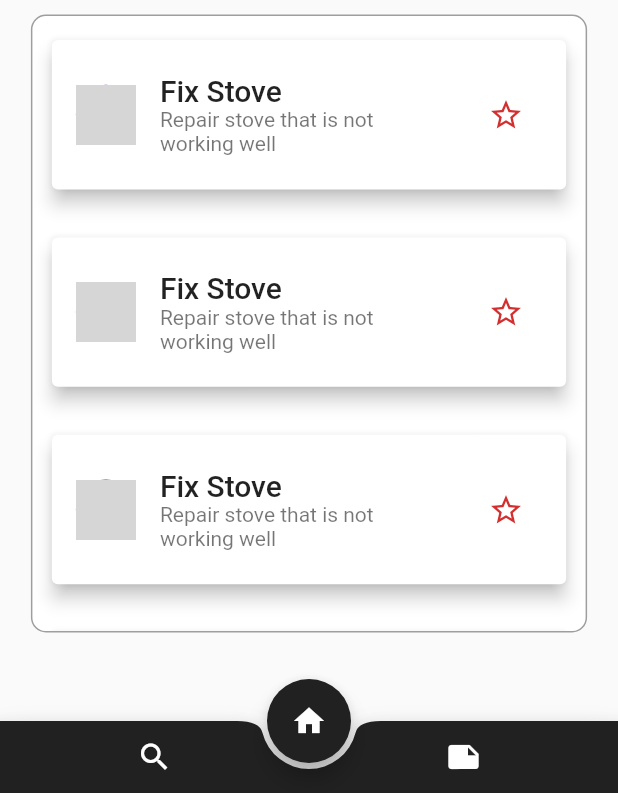
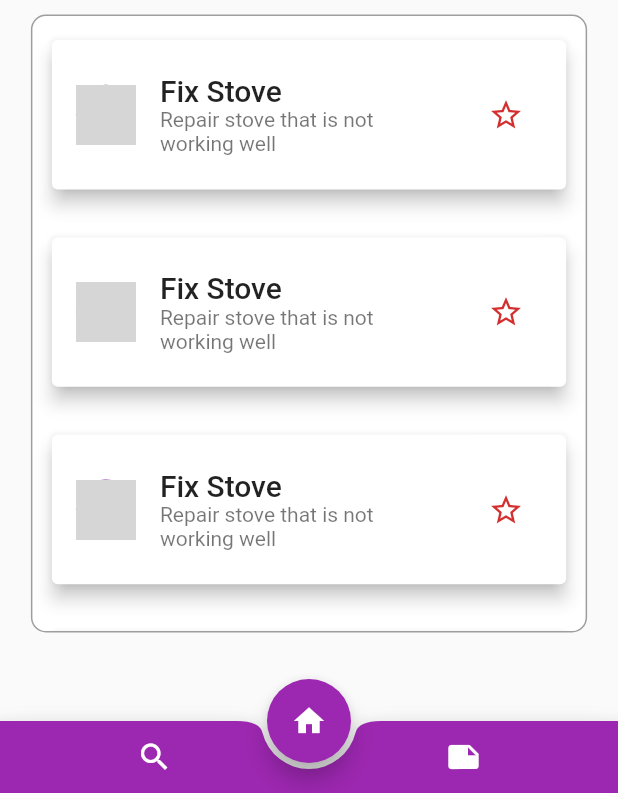
Before and after one commit to yared123yared/FixIt, a Flutter app: the screen it shows after launch, on a phone screen of 412 x 824 dp, the part 443-1236 px from its top. Run offline on Flutter 3.47's test engine with Material 2 defaults, Android fonts, the phone set to English and light mode, and no system bars; network calls fail; grey boxes are pictures that could not be loaded.

```diff
--- a/lib/Screens/Category_main_screen.dart
+++ b/lib/Screens/Category_main_screen.dart
@@ -39,9 +39,9 @@ class CategoryMainScreen extends StatelessWidget {
 //
 
 //
-  Widget getFloatingButton() {
+  Widget getFloatingButton(BuildContext context) {
     return FloatingActionButton(
-      backgroundColor: Color(0XFF212121),
+      backgroundColor: Theme.of(context).primaryColor,
       foregroundColor: Colors.white,
       onPressed: () {
         // this is the home optiion
@@ -127,10 +127,10 @@ class CategoryMainScreen extends StatelessWidget {
             ]
         ),
       ),
-        floatingActionButton: getFloatingButton(),
+        floatingActionButton: getFloatingButton(context),
         floatingActionButtonLocation: FloatingActionButtonLocation.centerDocked,
         bottomNavigationBar: BottomAppBar(
-          color: Color(0XFF212121),
+          color: Theme.of(context).primaryColor,
           shape: CircularNotchedRectangle(),
           child: Row(
               mainAxisSize: MainAxisSize.max,
--- a/lib/main.dart
+++ b/lib/main.dart
@@ -1,6 +1,7 @@
 import 'package:flutter/material.dart';
 
 import 'Screens/Category_main_screen.dart';
+import 'Screens/Service_main_screen.dart';
 import 'Screens/customer_home.dart';
 
 void main(){
@@ -38,6 +39,7 @@ class _MyAppState extends State<MyApp> {
       routes: {
         '/': (context) => CategoryMainScreen(),
         CategoryMainScreen.routeName:(context) => CategoryMainScreen(),
+        ServiceMainScreen.routeName:(context) => ServiceMainScreen(),
       },
     );
   }
```
Also changed, not shown: lib/Model/Technicians.dart (+11 -0 lines), lib/Screens/Service_main_screen.dart (+31 -0 lines), lib/Widgets/Services_item.dart (+7 -0 lines), lib/Widgets/Technicians_item.dart (+12 -0 lines), lib/dummy_data.dart (+10 -0 lines).
